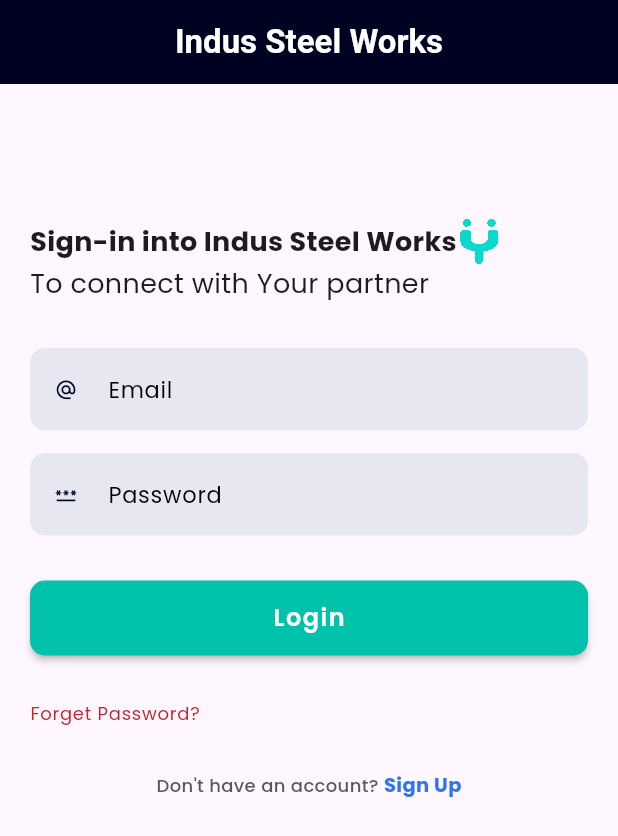
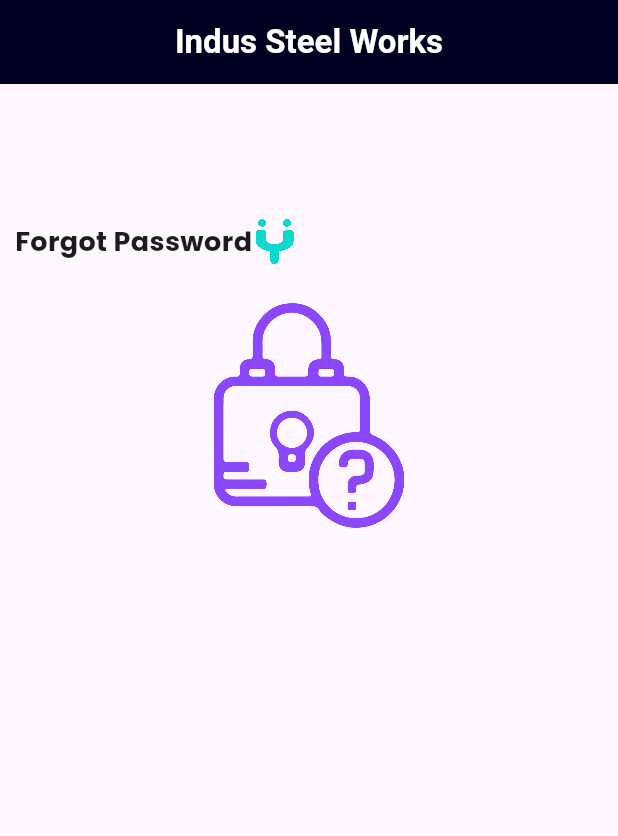
Before and after one commit to wahab-stack/Tyamo-app, a Flutter app: the screen it shows after launch, on a phone screen of 412 x 824 dp. Shown: the top 836 px of the screen. Run offline on Flutter 3.47's test engine with Material 3 defaults, Android fonts, the phone set to English and light mode, and no system bars; our stand-ins replace google_fonts, rounded_loading_button_plus.

Commit message:
forgot password page

```diff
--- /dev/null
+++ b/lib/Views/Auth/forgot_Password.dart
@@ -0,0 +1,47 @@
+import 'package:flutter/material.dart';
+import 'package:google_fonts/google_fonts.dart';
+import 'package:tyamo/Views/Widgets/Auth/Auth_heading.dart';
+
+class Forgot_Password extends StatelessWidget {
+  const Forgot_Password({super.key});
+
+  @override
+  Widget build(BuildContext context) {
+    return Scaffold(
+      appBar: AppBar(
+        title: Text(
+          "Indus Steel Works",
+          style: GoogleFonts.arOneSans(
+            fontWeight: FontWeight.bold,
+            color: Colors.white,
+          ),
+        ),
+        backgroundColor: Color(0xff000221),
+        centerTitle: true,
+      ),
+      body: Container(
+        padding: EdgeInsets.symmetric(horizontal: 10),
+        child: Column(
+          children: [
+            const SizedBox(height: 20),
+            AuthHeading(
+              maintext: "Forgot Password",
+              subtext: "",
+              logo: "assets/images/symbol.png",
+              fontsize: 18,
+              logosize: 30,
+            ),
+            Container(
+              height: 150,
+              width: 150,
+              child: Image.asset(
+                "assets/images/forgotpassword.png",
+                filterQuality: FilterQuality.high,
+              ),
+            ),
+          ],
+        ),
+      ),
+    );
+  }
+}
--- a/lib/Views/Auth/register.dart
+++ b/lib/Views/Auth/register.dart
@@ -92,7 +92,7 @@
               mainAxisAlignment: MainAxisAlignment.center,
               children: [
                 Text(
-                  "Already have account ",
+                  "Already registered ",
                   style: GoogleFonts.poppins(
                     fontWeight: FontWeight.w500,
                     fontSize: 12,
--- a/lib/main.dart
+++ b/lib/main.dart
@@ -1,4 +1,5 @@
 import 'package:flutter/material.dart';
+import 'package:tyamo/Views/Auth/forgot_Password.dart';
 import 'package:tyamo/Views/Auth/login.dart';
 import 'package:tyamo/Views/Auth/register.dart';
 
@@ -13,8 +14,8 @@
   Widget build(BuildContext context) {
     return MaterialApp(
       debugShowCheckedModeBanner: false,
-      title: 'Saddam Steel Works',
-      home: Login(),
+      title: 'Indus Steel Works',
+      home: Forgot_Password(),
     );
   }
 }
--- a/pubspec.yaml
+++ b/pubspec.yaml
@@ -62,6 +62,7 @@
   assets:
     - assets/images/logo.png
     - assets/images/symbol.png
+    - assets/images/forgotpassword.png
 
   # An image asset can refer to one or more resolution-specific "variants", see
   # https://flutter.dev/to/resolution-aware-images
```
